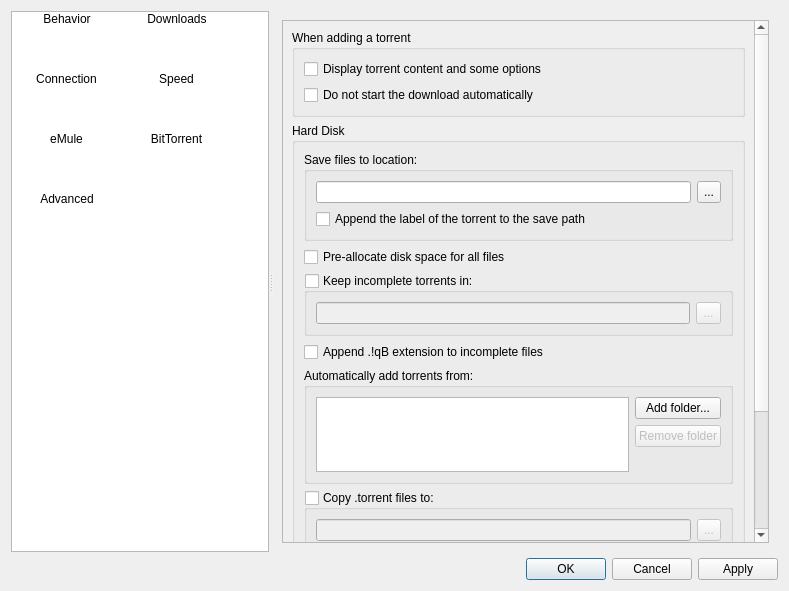
Old version of the form src/preferences/options.ui in the repository qmule/qmule.
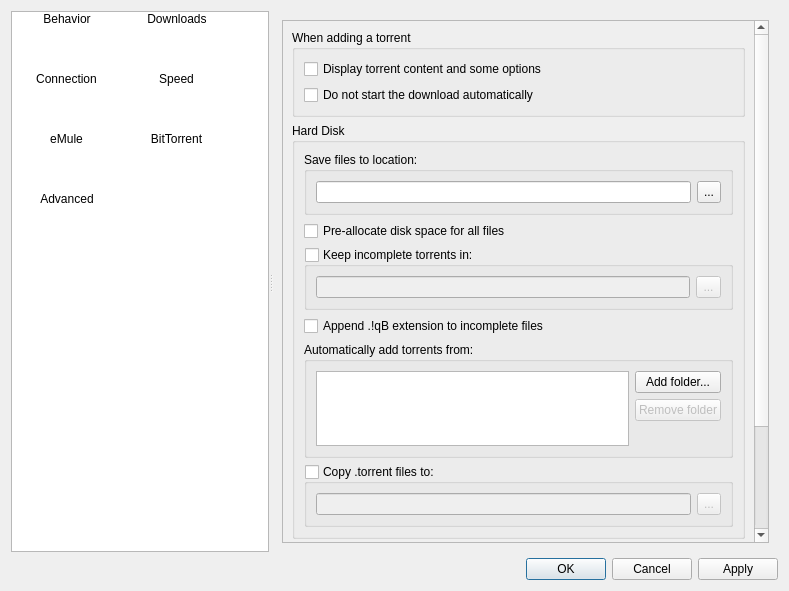
New version of the form. The open tabs and pages were chosen to show the change. Icons and pictures are not drawn.

Commit message: Make release 1.0.0.6

```diff
--- a/src/preferences/options.ui
+++ b/src/preferences/options.ui
@@ -533,8 +533,8 @@
             <rect>
              <x>0</x>
              <y>0</y>
-             <width>486</width>
-             <height>696</height>
+             <width>465</width>
+             <height>593</height>
             </rect>
            </property>
            <layout class="QVBoxLayout" name="verticalLayout">
@@ -636,13 +636,6 @@
                     </item>
                    </layout>
                   </item>
-                  <item>
-                   <widget class="QCheckBox" name="checkAppendLabel">
-                    <property name="text">
-                     <string>Append the label of the torrent to the save path</string>
-                    </property>
-                   </widget>
-                  </item>
                  </layout>
                 </widget>
                </item>
```
Left out of the diff: 26 changed lines with no effect on the pictures. The commit also changes 2 other files.
